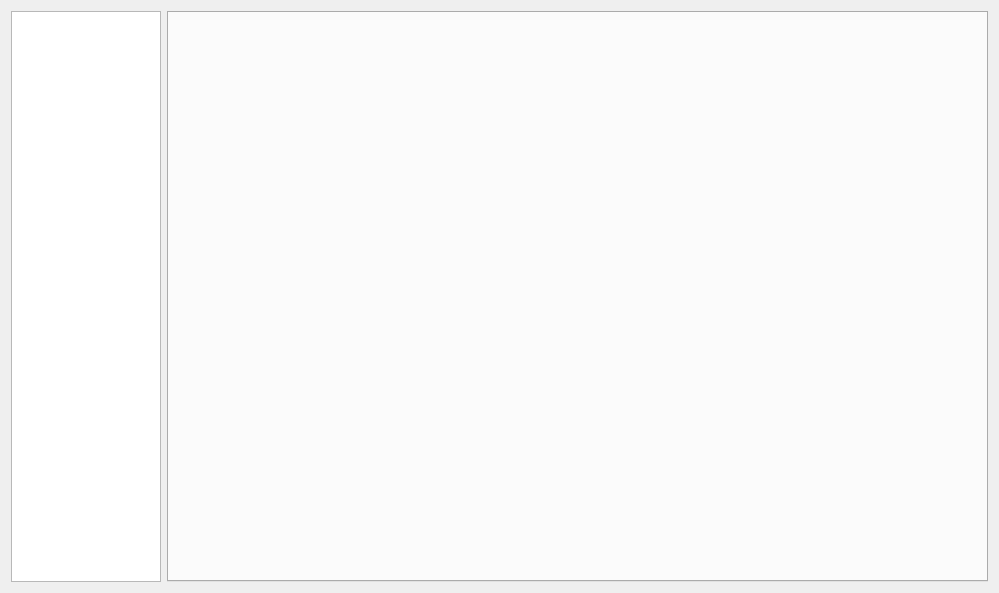
ThFeneuil/KholloAutoQt, file interface/interfacedialog.ui: the form before one commit.
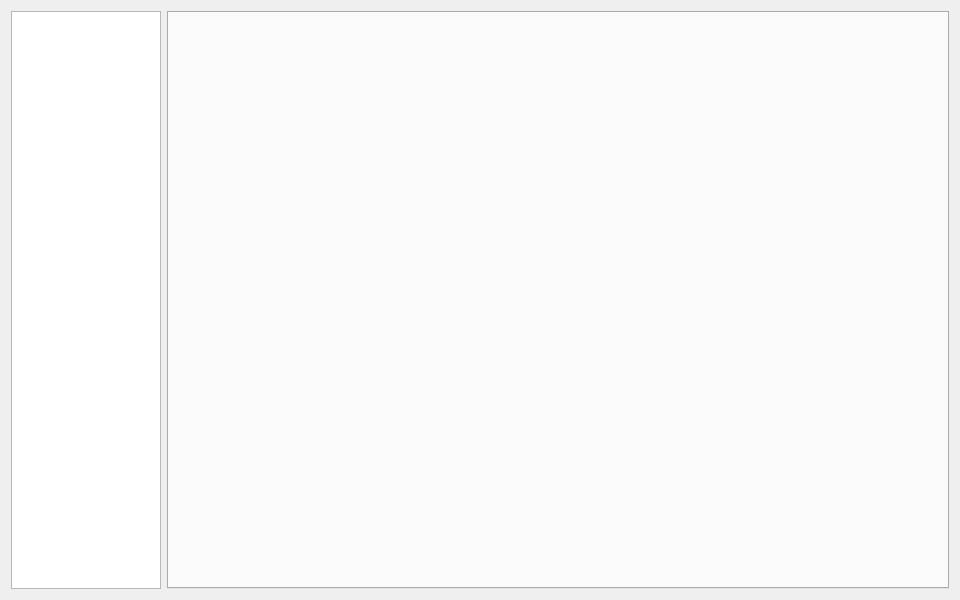
The form after the commit.

Commit message: Interface - Réorganisation de la zone d'information des kholles

```diff
--- a/interface/interfacedialog.ui
+++ b/interface/interfacedialog.ui
@@ -6,8 +6,8 @@
    <rect>
     <x>0</x>
     <y>0</y>
-    <width>999</width>
-    <height>593</height>
+    <width>960</width>
+    <height>600</height>
    </rect>
   </property>
   <property name="windowTitle">
```
The commit also changes 7 other files.
